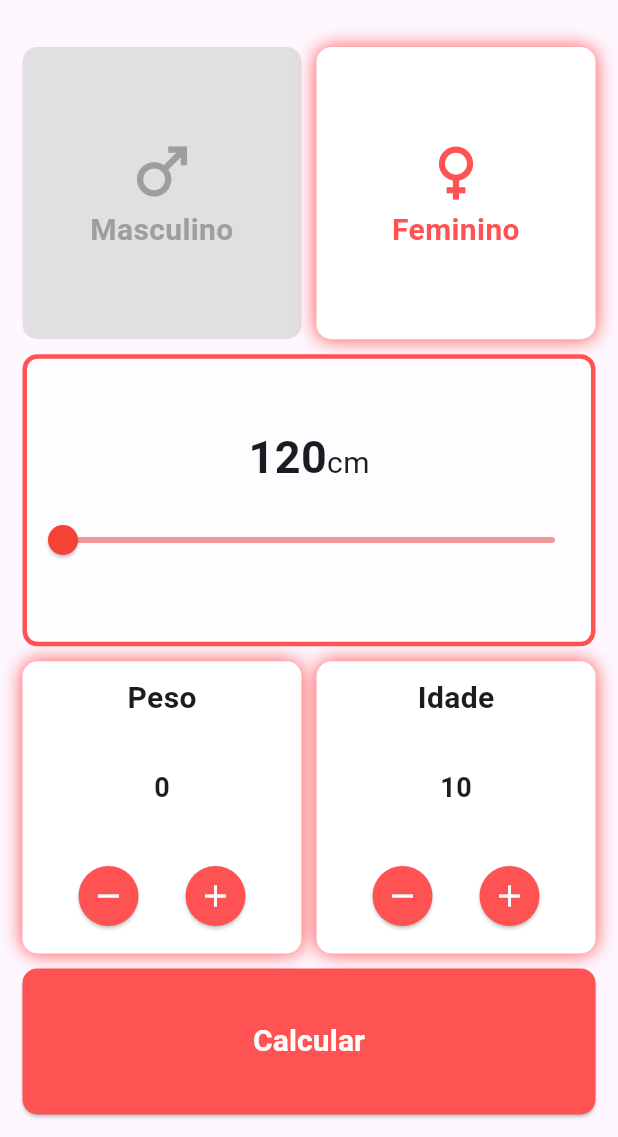
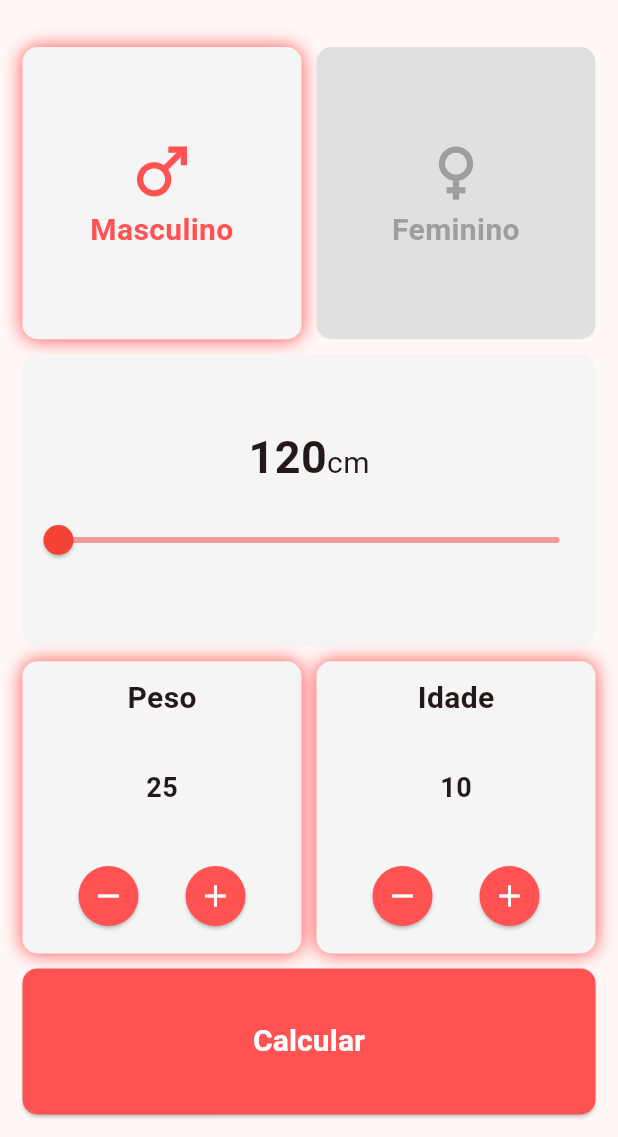
Before and after one commit to ernando760/Calculadora-de-imc, a Flutter app: the screen it shows after launch, on a phone screen of 412 x 824 dp, the part 99-1236 px from its top. Run offline on Flutter 3.47's test engine with Material 2 defaults, Android fonts, the phone set to English and light mode, and no system bars.

Commit message:
finalizado a página de informações do imc

```diff
--- a/lib/app.dart
+++ b/lib/app.dart
@@ -1,4 +1,6 @@
 import 'package:calculadora_de_imc/src/screens/home_page.dart';
+import 'package:calculadora_de_imc/src/screens/imc_info_page.dart';
+import 'package:calculadora_de_imc/src/theme/theme_app.dart';
 import 'package:flutter/material.dart';
 
 class App extends StatelessWidget {
@@ -8,9 +10,15 @@ class App extends StatelessWidget {
   Widget build(BuildContext context) {
     return MaterialApp(
       debugShowCheckedModeBanner: false,
-      theme: ThemeData.light(useMaterial3: true),
+      theme: ThemeApp.themeLight,
+      darkTheme: ThemeApp.themeDark,
+      themeMode: ThemeMode.system,
       title: "Calculadora de IMC",
-      home: HomePage(),
+      initialRoute: "/",
+      routes: {
+        "/": (context) => const HomePage(),
+        "imcInfo": (context) => const ImcInfoPage()
+      },
     );
   }
 }
--- a/lib/main.dart
+++ b/lib/main.dart
@@ -1,5 +1,5 @@
 import 'package:calculadora_de_imc/app.dart';
-import 'package:calculadora_de_imc/src/controllers/home_controller.dart';
+import 'package:calculadora_de_imc/src/controllers/imc_controller.dart';
 import 'package:flutter/material.dart';
 import 'package:provider/provider.dart';
 
@@ -7,7 +7,7 @@ void main() {
   WidgetsFlutterBinding.ensureInitialized();
 
   runApp(ChangeNotifierProvider(
-    create: (context) => HomeController(),
+    create: (context) => ImcController(),
     child: const App(),
   ));
 }
--- /dev/null
+++ b/lib/src/controllers/imc_controller.dart
@@ -0,0 +1,144 @@
+import 'dart:developer';
+import 'package:flutter/material.dart';
+
+enum Genre {
+  male(icon: Icons.male_outlined, textGenre: "Masculino"),
+  famale(icon: Icons.female_outlined, textGenre: "Feminino");
+
+  const Genre({required this.icon, required this.textGenre});
+
+  final IconData icon;
+  final String textGenre;
+}
+
+enum ImcStatus {
+  pesoAbaixo(
+      status: "Abaixo do peso",
+      color: Colors.blueAccent,
+      description: "Você está abaixo do peso."),
+  pesoNormal(
+      status: "Peso normal",
+      color: Colors.greenAccent,
+      description: "Você está com peso normal."),
+  sobrePeso(
+      status: "Sobre peso",
+      color: Colors.yellowAccent,
+      description: "Você está com sobre peso"),
+  obesidade(
+      status: "obesidade", color: Colors.red, description: "Você está obeso.");
+
+  const ImcStatus(
+      {required this.status, required this.color, required this.description});
+
+  final String status;
+  final String description;
+  final Color color;
+}
+
+class ImcController extends ChangeNotifier {
+  final Genre genreMale = Genre.male;
+  final Genre genreFamale = Genre.famale;
+  Genre _genreCurrent = Genre.male;
+
+  double _height = 120;
+  double _imc = 0;
+  ImcStatus? imcStatus;
+
+  Genre get genreCurrent => _genreCurrent;
+  double get height => _height;
+  double get imc => _imc;
+  int get weight => _weight;
+  int get age => _age;
+
+  int _weight = 25;
+  int _age = 10;
+
+  void changeGenre(Genre genre) {
+    _genreCurrent = _genreCurrent != genre ? genre : _genreCurrent;
+    notifyListeners();
+  }
+
+  void changeHeight(double newValue) {
+    _height = newValue;
+    notifyListeners();
+  }
+
+  void changeWeight(int newWeight) {
+    if (newWeight <= 0) {
+      _weight = 0;
+    } else {
+      _weight = newWeight;
+    }
+    notifyListeners();
+  }
+
+  void changeAge(int newAge) {
+    if (newAge <= 0) {
+      _age = 0;
+    } else {
+      _age = newAge;
+    }
+    notifyListeners();
+  }
+
+  void calcImc() {
+    final heightn = double.parse((_height / 100).toStringAsFixed(2));
+    _imc = double.parse(((_weight / (heightn * heightn)).toStringAsFixed(2)));
+    log("$_weight / ($heightn * $heightn) = $_imc", name: "imc");
+    imcStatus = _checkTableImc(_genreCurrent);
+    notifyListeners();
+  }
+
+  ImcStatus _checkTableImc(Genre genre) {
+    switch (genre) {
+      case Genre.male:
+        switch (_age) {
+          case >= 10 && <= 19:
+            if (_imc < 16.38) {
+              return ImcStatus.pesoAbaixo;
+            } else if (_imc >= 16.38 && _imc < 23.03) {
+              return ImcStatus.pesoNormal;
+            } else if (_imc >= 23.03) {
+              return ImcStatus.sobrePeso;
+            }
+
+          case >= 20:
+            if (_imc < 18.5) {
+              return ImcStatus.pesoAbaixo;
+            } else if (_imc >= 18.5 && _imc < 24.9) {
+              return ImcStatus.pesoNormal;
+            } else if (_imc >= 25.0 && _imc <= 29.9) {
+              return ImcStatus.sobrePeso;
+            } else if (_imc >= 30.0 && _imc <= 34.9) {
+              return ImcStatus.obesidade;
+            }
+            break;
+        }
+        return ImcStatus.obesidade;
+      case Genre.famale:
+        switch (_age) {
+          case >= 10 && <= 19:
+            if (_imc < 15.84) {
+              return ImcStatus.pesoAbaixo;
+            } else if (_imc >= 15.84 && _imc < 24.08) {
+              return ImcStatus.pesoNormal;
+            } else if (_imc >= 24.08) {
+              return ImcStatus.sobrePeso;
+            }
+            break;
+          case >= 20:
+            if (_imc < 18.5) {
+              return ImcStatus.pesoAbaixo;
+            } else if (_imc >= 18.5 && _imc < 24.9) {
+              return ImcStatus.pesoNormal;
+            } else if (_imc >= 25.0 && _imc <= 29.9) {
+              return ImcStatus.sobrePeso;
+            } else if (_imc >= 30.0 && _imc <= 34.9) {
+              return ImcStatus.obesidade;
+            }
+            break;
+        }
+        return ImcStatus.obesidade;
+    }
+  }
+}
--- a/lib/src/screens/home_page.dart
+++ b/lib/src/screens/home_page.dart
@@ -1,4 +1,5 @@
-import 'package:calculadora_de_imc/src/controllers/home_controller.dart';
+import 'package:calculadora_de_imc/src/controllers/imc_controller.dart';
+import 'package:calculadora_de_imc/src/extensions/context_extension.dart';
 import 'package:calculadora_de_imc/src/widgets/card_box_widget.dart';
 import 'package:calculadora_de_imc/src/widgets/genre_card_box.dart';
 import 'package:calculadora_de_imc/src/widgets/height_info_text.dart';
@@ -32,11 +33,11 @@ class _HomePageState extends State<HomePage> {
         crossAxisAlignment: CrossAxisAlignment.center,
         mainAxisAlignment: MainAxisAlignment.spaceEvenly,
         children: [
-          Expanded(child: Consumer<HomeController>(
+          Expanded(child: Consumer<ImcController>(
             builder: (context, repo, _) {
               return GenreCardBox(
                 onTap: () =>
-                    context.read<HomeController>().changeGenre(Genre.male),
+                    context.read<ImcController>().changeGenre(Genre.male),
                 genreSelected: repo.genreCurrent,
                 genre: repo.genreMale,
               );
@@ -45,10 +46,10 @@ class _HomePageState extends State<HomePage> {
           const SizedBox(
             width: 10,
           ),
-          Expanded(child: Consumer<HomeController>(builder: (context, repo, _) {
+          Expanded(child: Consumer<ImcController>(builder: (context, repo, _) {
             return GenreCardBox(
               onTap: () =>
-                  context.read<HomeController>().changeGenre(Genre.famale),
+                  context.read<ImcController>().changeGenre(Genre.famale),
               genreSelected: repo.genreCurrent,
               genre: repo.genreFamale,
             );
@@ -65,18 +66,12 @@ class _HomePageState extends State<HomePage> {
         crossAxisAlignment: CrossAxisAlignment.center,
         mainAxisAlignment: MainAxisAlignment.spaceEvenly,
         children: [
-          Expanded(child: Consumer<HomeController>(builder: (context, repo, _) {
+          Expanded(child: Consumer<ImcController>(builder: (context, repo, _) {
             return Container(
               decoration: BoxDecoration(
-                  borderRadius: BorderRadius.circular(10),
-                  color: Colors.white60,
-                  border: Border.all(
-                      color: repo.genreCurrent == repo.genreMale
-                          ? Colors.redAccent
-                          : repo.genreCurrent == repo.genreFamale
-                              ? Colors.redAccent
-                              : Colors.black,
-                      width: 3)),
+                borderRadius: BorderRadius.circular(10),
+                color: context.primaryContainer,
+              ),
               child: const Column(
                 mainAxisAlignment: MainAxisAlignment.center,
                 crossAxisAlignment: CrossAxisAlignment.center,
@@ -103,34 +98,34 @@ class _HomePageState extends State<HomePage> {
         mainAxisAlignment: MainAxisAlignment.spaceEvenly,
         children: [
           Expanded(
-              child: ChangeNotifierProvider<HomeController>.value(
-                  value: context.watch<HomeController>(),
+              child: ChangeNotifierProvider<ImcController>.value(
+                  value: context.watch<ImcController>(),
                   builder: (context, _) {
                     return CardBoxWidget(
                       title: "Peso",
-                      value: context.read<HomeController>().weight.toString(),
-                      add: () => context.read<HomeController>().changeWeight(
-                          context.read<HomeController>().weight + 1),
-                      remove: () => context.read<HomeController>().changeWeight(
-                          context.read<HomeController>().weight - 1),
+                      value: context.read<ImcController>().weight.toString(),
+                      add: () => context.read<ImcController>().changeWeight(
+                          context.read<ImcController>().weight + 1),
+                      remove: () => context.read<ImcController>().changeWeight(
+                          context.read<ImcController>().weight - 1),
                     );
                   })),
           const SizedBox(
             width: 10,
           ),
           Expanded(
-              child: ChangeNotifierProvider<HomeController>.value(
-                  value: context.watch<HomeController>(),
+              child: ChangeNotifierProvider<ImcController>.value(
+                  value: context.watch<ImcController>(),
                   builder: (context, _) {
                     return CardBoxWidget(
                       title: "Idade",
-                      value: context.read<HomeController>().age.toString(),
+                      value: context.read<ImcController>().age.toString(),
                       add: () => context
-                          .read<HomeController>()
-                          .changeAge(context.read<HomeController>().age + 1),
+                          .read<ImcController>()
+                          .changeAge(context.read<ImcController>().age + 1),
                       remove: () => context
-                          .read<HomeController>()
-                          .changeAge(context.read<HomeController>().age - 1),
+                          .read<ImcController>()
+                          .changeAge(context.read<ImcController>().age - 1),
                     );
                   })),
         ],
@@ -147,7 +142,11 @@ class _HomePageState extends State<HomePage> {
               backgroundColor: Colors.redAccent,
               shape: RoundedRectangleBorder(
                   borderRadius: BorderRadius.circular(10))),
-          onPressed: context.read<HomeController>().calcImc,
+          onPressed: () {
+            context.read<ImcController>().calcImc();
+
+            Navigator.pushReplacementNamed(context, "imcInfo");
+          },
           child: const Text(
             "Calcular",
             style: TextStyle(
--- /dev/null
+++ b/lib/src/theme/theme_app.dart
@@ -0,0 +1,25 @@
+import 'package:flutter/material.dart';
+
+class ThemeApp {
+  static final themeLight = ThemeData(
+      useMaterial3: true,
+      colorScheme: ColorScheme.fromSeed(
+        brightness: Brightness.light,
+        seedColor: Colors.red,
+        background: Colors.white,
+        primary: Colors.redAccent,
+        primaryContainer: Colors.grey[100],
+        secondary: Colors.grey,
+        secondaryContainer: Colors.grey[300],
+      ));
+  static final themeDark = ThemeData(
+      useMaterial3: true,
+      colorScheme: ColorScheme.fromSeed(
+          brightness: Brightness.dark,
+          seedColor: Colors.red,
+          background: Colors.black,
+          primary: Colors.redAccent,
+          primaryContainer: Colors.grey[900],
+          secondary: Colors.grey,
+          secondaryContainer: Colors.grey[700]));
+}
--- a/lib/src/widgets/card_box_widget.dart
+++ b/lib/src/widgets/card_box_widget.dart
@@ -1,3 +1,4 @@
+import 'package:calculadora_de_imc/src/extensions/context_extension.dart';
 import 'package:flutter/material.dart';
 
 class CardBoxWidget extends StatelessWidget {
@@ -16,8 +17,8 @@ class CardBoxWidget extends StatelessWidget {
     return Container(
       padding: const EdgeInsets.all(10),
       decoration: BoxDecoration(
-        color: Colors.white,
-        boxShadow: const [BoxShadow(color: Colors.redAccent, blurRadius: 10)],
+        color: context.primaryContainer,
+        boxShadow: [BoxShadow(color: context.primary, blurRadius: 10)],
         borderRadius: BorderRadius.circular(10),
       ),
       child: Column(
@@ -42,11 +43,10 @@ class CardBoxWidget extends StatelessWidget {
                 mainAxisAlignment: MainAxisAlignment.spaceEvenly,
                 crossAxisAlignment: CrossAxisAlignment.center,
                 children: [
-                  _buildButton(icon: Icons.remove, onPressed: remove),
                   _buildButton(
-                    icon: Icons.add,
-                    onPressed: add,
-                  )
+                      icon: Icons.remove, onPressed: remove, context: context),
+                  _buildButton(
+                      icon: Icons.add, onPressed: add, context: context)
                 ],
               ),
             ),
@@ -56,10 +56,13 @@ class CardBoxWidget extends StatelessWidget {
     );
   }
 
-  Widget _buildButton({void Function()? onPressed, required IconData icon}) {
+  Widget _buildButton(
+      {void Function()? onPressed,
+      required IconData icon,
+      required BuildContext context}) {
     return RawMaterialButton(
       onPressed: onPressed,
-      fillColor: Colors.redAccent,
+      fillColor: context.primary,
       constraints: const BoxConstraints(
           minWidth: 40, maxWidth: 60, minHeight: 40, maxHeight: 60),
       elevation: 1,
--- a/lib/src/widgets/genre_card_box.dart
+++ b/lib/src/widgets/genre_card_box.dart
@@ -1,4 +1,5 @@
-import 'package:calculadora_de_imc/src/controllers/home_controller.dart';
+import 'package:calculadora_de_imc/src/controllers/imc_controller.dart';
+import 'package:calculadora_de_imc/src/extensions/context_extension.dart';
 import 'package:flutter/material.dart';
 
 class GenreCardBox extends StatelessWidget {
@@ -17,12 +18,14 @@ class GenreCardBox extends StatelessWidget {
       child: Container(
         decoration: BoxDecoration(
             borderRadius: BorderRadius.circular(10),
-            color: genreSelected == genre ? Colors.white : Colors.grey[300],
+            color: genreSelected == genre
+                ? context.primaryContainer
+                : context.secondaryContainer,
             boxShadow: [
               BoxShadow(
                   blurRadius: 10,
                   color: genreSelected == genre
-                      ? Colors.redAccent
+                      ? context.primary
                       : Colors.transparent)
             ]),
         child: Column(
@@ -32,7 +35,8 @@ class GenreCardBox extends StatelessWidget {
             Icon(
               genre.icon,
               size: 50,
-              color: genreSelected == genre ? Colors.redAccent : Colors.grey,
+              color:
+                  genreSelected == genre ? context.primary : context.secondary,
             ),
             Text(
               genre.textGenre,
@@ -40,7 +44,9 @@ class GenreCardBox extends StatelessWidget {
               style: TextStyle(
                 fontSize: 20,
                 fontWeight: FontWeight.w600,
-                color: genreSelected == genre ? Colors.redAccent : Colors.grey,
+                color: genreSelected == genre
+                    ? context.primary
+                    : context.secondary,
               ),
             )
           ],
--- a/lib/src/widgets/height_info_text.dart
+++ b/lib/src/widgets/height_info_text.dart
@@ -1,4 +1,4 @@
-import 'package:calculadora_de_imc/src/controllers/home_controller.dart';
+import 'package:calculadora_de_imc/src/controllers/imc_controller.dart';
 import 'package:flutter/material.dart';
 import 'package:provider/provider.dart';
 
@@ -7,7 +7,7 @@ class HeightInfoText extends StatelessWidget {
 
   @override
   Widget build(BuildContext context) {
-    final homeController = context.watch<HomeController>();
+    final homeController = context.watch<ImcController>();
     return ChangeNotifierProvider.value(
       value: homeController,
       builder: (context, child) {
--- a/lib/src/widgets/slider_heitgh_widget.dart
+++ b/lib/src/widgets/slider_heitgh_widget.dart
@@ -1,4 +1,5 @@
-import 'package:calculadora_de_imc/src/controllers/home_controller.dart';
+import 'package:calculadora_de_imc/src/controllers/imc_controller.dart';
+import 'package:calculadora_de_imc/src/extensions/context_extension.dart';
 import 'package:flutter/material.dart';
 import 'package:provider/provider.dart';
 
@@ -13,18 +14,18 @@ class SliderHeightWidget extends StatefulWidget {
 class _SliderHeightWidgetState extends State<SliderHeightWidget> {
   @override
   Widget build(BuildContext context) {
-    final homecontroller = context.watch<HomeController>();
+    final homecontroller = context.watch<ImcController>();
     return ChangeNotifierProvider.value(
       value: homecontroller,
       builder: (context, child) {
         return Slider(
             value: homecontroller.height,
             onChanged: (value) {
-              homecontroller.changeValue(value);
+              homecontroller.changeHeight(value);
             },
             min: 120,
             max: 220,
-            activeColor: Colors.redAccent,
+            activeColor: context.primary,
             inactiveColor: Colors.red[200],
             thumbColor: Colors.red);
       },
--- a/pubspec.yaml
+++ b/pubspec.yaml
@@ -60,9 +60,9 @@ flutter:
   uses-material-design: true
 
   # To add assets to your application, add an assets section, like this:
-  # assets:
-  #   - images/a_dot_burr.jpeg
-  #   - images/a_dot_ham.jpeg
+  assets:
+    - assets/
+
 
   # An image asset can refer to one or more resolution-specific "variants", see
   # https://flutter.dev/assets-and-images/#resolution-aware
```
Also changed, not shown: lib/src/controllers/home_controller.dart (deleted, +0 -101 lines), lib/src/extensions/context_extension.dart (added, +9 -0 lines), lib/src/screens/imc_info_page.dart (added, +64 -0 lines), lib/src/widgets/imc_info_card_box.dart (added, +95 -0 lines), assets/tema_claro_calculadora_imc.gif (added), assets/tema_escuro_calculadora_imc.gif (added), 7 other files.
